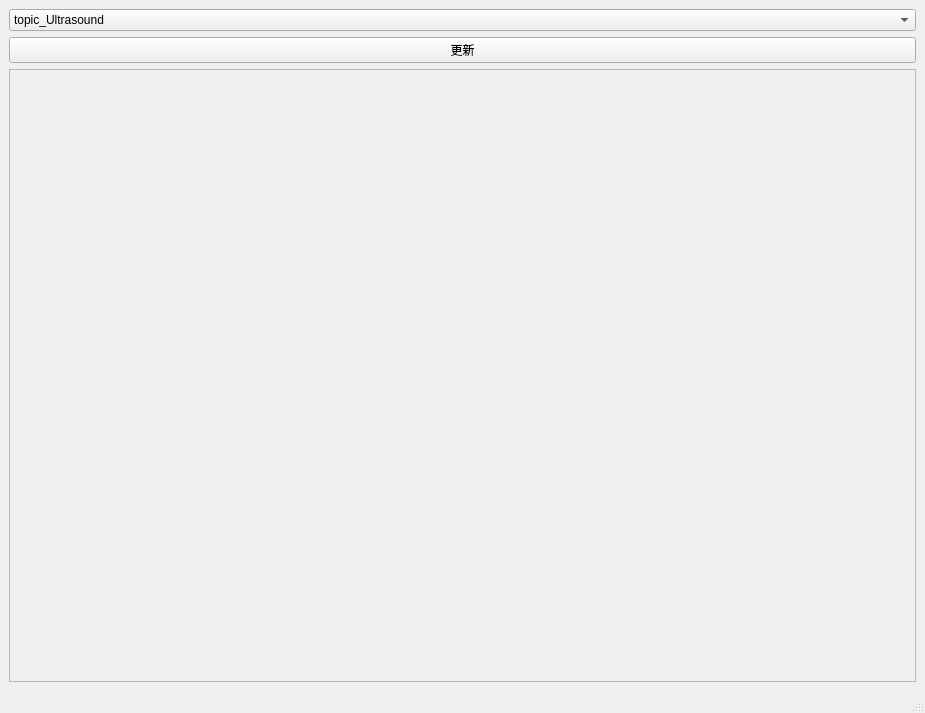
Above: ws/src/ros_qt_sen/src/mainwindow.ui from cocobird231/RV1-gui before the change. Below: the same form after it.
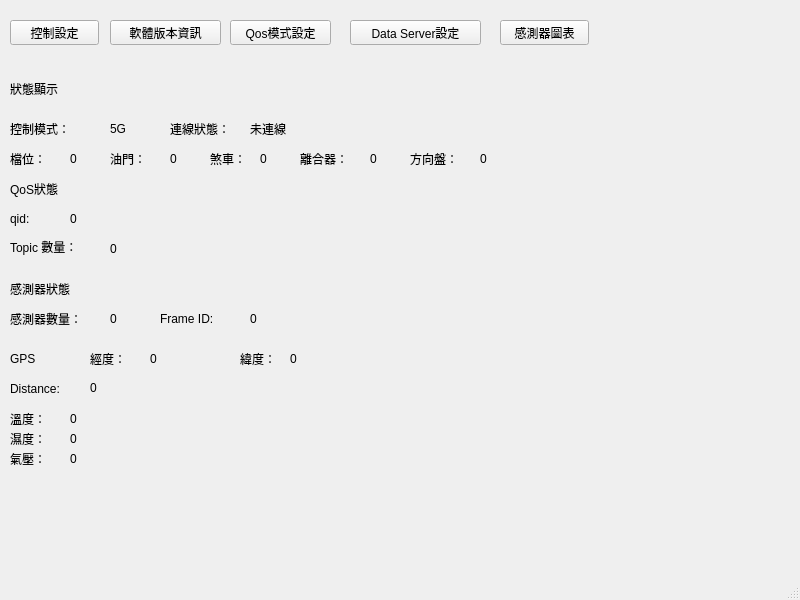
That is the form after the change.

Commit message: GUI主畫面更新

What changed in the file:
```diff
--- a/ws/src/ros_qt_sen/src/mainwindow.ui
+++ b/ws/src/ros_qt_sen/src/mainwindow.ui
@@ -6,69 +6,583 @@
    <rect>
     <x>0</x>
     <y>0</y>
-    <width>925</width>
-    <height>713</height>
+    <width>800</width>
+    <height>600</height>
    </rect>
   </property>
   <property name="windowTitle">
    <string>MainWindow</string>
   </property>
   <widget class="QWidget" name="centralwidget">
-   <layout class="QHBoxLayout" name="horizontalLayout">
-    <item>
-     <layout class="QVBoxLayout" name="verticalLayout">
-      <item>
-       <widget class="QComboBox" name="comboBox">
-        <item>
-         <property name="text">
-          <string>topic_Ultrasound</string>
-         </property>
-        </item>
-        <item>
-         <property name="text">
-          <string>topic_ENV</string>
-         </property>
-        </item>
-       </widget>
-      </item>
-      <item>
-       <widget class="QPushButton" name="pushButton">
-        <property name="text">
-         <string>更新</string>
-        </property>
-       </widget>
-      </item>
-      <item>
-       <widget class="QScrollArea" name="scrollArea">
-        <property name="widgetResizable">
-         <bool>true</bool>
-        </property>
-        <widget class="QWidget" name="scrollAreaWidgetContents">
-         <property name="geometry">
-          <rect>
-           <x>0</x>
-           <y>0</y>
-           <width>903</width>
-           <height>601</height>
-          </rect>
-         </property>
-         <property name="minimumSize">
-          <size>
-           <width>800</width>
-           <height>600</height>
-          </size>
-         </property>
-         <layout class="QHBoxLayout" name="horizontalLayout_2">
-          <item>
-           <layout class="QVBoxLayout" name="verticalLayout_2"/>
-          </item>
-         </layout>
-        </widget>
-       </widget>
-      </item>
-     </layout>
-    </item>
-   </layout>
+   <widget class="QPushButton" name="pushButton">
+    <property name="geometry">
+     <rect>
+      <x>230</x>
+      <y>20</y>
+      <width>101</width>
+      <height>25</height>
+     </rect>
+    </property>
+    <property name="text">
+     <string>Qos模式設定</string>
+    </property>
+   </widget>
+   <widget class="QPushButton" name="pushButton_2">
+    <property name="geometry">
+     <rect>
+      <x>10</x>
+      <y>20</y>
+      <width>89</width>
+      <height>25</height>
+     </rect>
+    </property>
+    <property name="text">
+     <string>控制設定</string>
+    </property>
+   </widget>
+   <widget class="QPushButton" name="pushButton_3">
+    <property name="geometry">
+     <rect>
+      <x>110</x>
+      <y>20</y>
+      <width>111</width>
+      <height>25</height>
+     </rect>
+    </property>
+    <property name="text">
+     <string>軟體版本資訊</string>
+    </property>
+   </widget>
+   <widget class="QPushButton" name="pushButton_4">
+    <property name="geometry">
+     <rect>
+      <x>350</x>
+      <y>20</y>
+      <width>131</width>
+      <height>25</height>
+     </rect>
+    </property>
+    <property name="text">
+     <string>Data Server設定</string>
+    </property>
+   </widget>
+   <widget class="QLabel" name="label">
+    <property name="geometry">
+     <rect>
+      <x>10</x>
+      <y>80</y>
+      <width>67</width>
+      <height>17</height>
+     </rect>
+    </property>
+    <property name="text">
+     <string>狀態顯示</string>
+    </property>
+   </widget>
+   <widget class="QLabel" name="label_2">
+    <property name="geometry">
+     <rect>
+      <x>10</x>
+      <y>120</y>
+      <width>91</width>
+      <height>17</height>
+     </rect>
+    </property>
+    <property name="text">
+     <string>控制模式：</string>
+    </property>
+   </widget>
+   <widget class="QLabel" name="label_3">
+    <property name="geometry">
+     <rect>
+      <x>110</x>
+      <y>120</y>
+      <width>61</width>
+      <height>17</height>
+     </rect>
+    </property>
+    <property name="text">
+     <string>5G</string>
+    </property>
+   </widget>
+   <widget class="QLabel" name="label_4">
+    <property name="geometry">
+     <rect>
+      <x>170</x>
+      <y>120</y>
+      <width>91</width>
+      <height>17</height>
+     </rect>
+    </property>
+    <property name="text">
+     <string>連線狀態：</string>
+    </property>
+   </widget>
+   <widget class="QLabel" name="label_5">
+    <property name="geometry">
+     <rect>
+      <x>250</x>
+      <y>120</y>
+      <width>67</width>
+      <height>17</height>
+     </rect>
+    </property>
+    <property name="text">
+     <string>未連線</string>
+    </property>
+   </widget>
+   <widget class="QLabel" name="label_6">
+    <property name="geometry">
+     <rect>
+      <x>10</x>
+      <y>180</y>
+      <width>67</width>
+      <height>17</height>
+     </rect>
+    </property>
+    <property name="text">
+     <string>QoS狀態</string>
+    </property>
+   </widget>
+   <widget class="QLabel" name="label_7">
+    <property name="geometry">
+     <rect>
+      <x>10</x>
+      <y>210</y>
+      <width>67</width>
+      <height>17</height>
+     </rect>
+    </property>
+    <property name="text">
+     <string>qid:</string>
+    </property>
+   </widget>
+   <widget class="QLabel" name="label_8">
+    <property name="geometry">
+     <rect>
+      <x>70</x>
+      <y>210</y>
+      <width>67</width>
+      <height>17</height>
+     </rect>
+    </property>
+    <property name="text">
+     <string>0</string>
+    </property>
+   </widget>
+   <widget class="QLabel" name="label_9">
+    <property name="geometry">
+     <rect>
+      <x>10</x>
+      <y>237</y>
+      <width>91</width>
+      <height>20</height>
+     </rect>
+    </property>
+    <property name="text">
+     <string>Topic 數量：</string>
+    </property>
+   </widget>
+   <widget class="QLabel" name="label_10">
+    <property name="geometry">
+     <rect>
+      <x>110</x>
+      <y>240</y>
+      <width>41</width>
+      <height>17</height>
+     </rect>
+    </property>
+    <property name="text">
+     <string>0</string>
+    </property>
+   </widget>
+   <widget class="QLabel" name="label_11">
+    <property name="geometry">
+     <rect>
+      <x>10</x>
+      <y>280</y>
+      <width>91</width>
+      <height>17</height>
+     </rect>
+    </property>
+    <property name="text">
+     <string>感測器狀態</string>
+    </property>
+   </widget>
+   <widget class="QLabel" name="label_12">
+    <property name="geometry">
+     <rect>
+      <x>10</x>
+      <y>310</y>
+      <width>91</width>
+      <height>17</height>
+     </rect>
+    </property>
+    <property name="text">
+     <string>感測器數量：</string>
+    </property>
+   </widget>
+   <widget class="QLabel" name="label_13">
+    <property name="geometry">
+     <rect>
+      <x>110</x>
+      <y>310</y>
+      <width>67</width>
+      <height>17</height>
+     </rect>
+    </property>
+    <property name="text">
+     <string>0</string>
+    </property>
+   </widget>
+   <widget class="QLabel" name="label_14">
+    <property name="geometry">
+     <rect>
+      <x>160</x>
+      <y>310</y>
+      <width>67</width>
+      <height>17</height>
+     </rect>
+    </property>
+    <property name="text">
+     <string>Frame ID:</string>
+    </property>
+   </widget>
+   <widget class="QLabel" name="label_15">
+    <property name="geometry">
+     <rect>
+      <x>250</x>
+      <y>310</y>
+      <width>67</width>
+      <height>17</height>
+     </rect>
+    </property>
+    <property name="text">
+     <string>0</string>
+    </property>
+   </widget>
+   <widget class="QLabel" name="label_16">
+    <property name="geometry">
+     <rect>
+      <x>10</x>
+      <y>350</y>
+      <width>67</width>
+      <height>17</height>
+     </rect>
+    </property>
+    <property name="text">
+     <string>GPS</string>
+    </property>
+   </widget>
+   <widget class="QLabel" name="label_17">
+    <property name="geometry">
+     <rect>
+      <x>90</x>
+      <y>350</y>
+      <width>67</width>
+      <height>17</height>
+     </rect>
+    </property>
+    <property name="text">
+     <string>經度：</string>
+    </property>
+   </widget>
+   <widget class="QLabel" name="label_18">
+    <property name="geometry">
+     <rect>
+      <x>240</x>
+      <y>350</y>
+      <width>67</width>
+      <height>17</height>
+     </rect>
+    </property>
+    <property name="text">
+     <string>緯度：</string>
+    </property>
+   </widget>
+   <widget class="QLabel" name="label_19">
+    <property name="geometry">
+     <rect>
+      <x>150</x>
+      <y>350</y>
+      <width>67</width>
+      <height>17</height>
+     </rect>
+    </property>
+    <property name="text">
+     <string>0</string>
+    </property>
+   </widget>
+   <widget class="QLabel" name="label_20">
+    <property name="geometry">
+     <rect>
+      <x>290</x>
+      <y>350</y>
+      <width>67</width>
+      <height>17</height>
+     </rect>
+    </property>
+    <property name="text">
+     <string>0</string>
+    </property>
+   </widget>
+   <widget class="QLabel" name="label_21">
+    <property name="geometry">
+     <rect>
+      <x>10</x>
+      <y>380</y>
+      <width>67</width>
+      <height>17</height>
+     </rect>
+    </property>
+    <property name="text">
+     <string>Distance:</string>
+    </property>
+   </widget>
+   <widget class="QLabel" name="label_22">
+    <property name="geometry">
+     <rect>
+      <x>90</x>
+      <y>380</y>
+      <width>67</width>
+      <height>16</height>
+     </rect>
+    </property>
+    <property name="text">
+     <string>0</string>
+    </property>
+   </widget>
+   <widget class="QLabel" name="label_23">
+    <property name="geometry">
+     <rect>
+      <x>10</x>
+      <y>410</y>
+      <width>67</width>
+      <height>17</height>
+     </rect>
+    </property>
+    <property name="text">
+     <string>溫度：</string>
+    </property>
+   </widget>
+   <widget class="QLabel" name="label_24">
+    <property name="geometry">
+     <rect>
+      <x>70</x>
+      <y>410</y>
+      <width>67</width>
+      <height>17</height>
+     </rect>
+    </property>
+    <property name="text">
+     <string>0</string>
+    </property>
+   </widget>
+   <widget class="QLabel" name="label_25">
+    <property name="geometry">
+     <rect>
+      <x>10</x>
+      <y>430</y>
+      <width>67</width>
+      <height>17</height>
+     </rect>
+    </property>
+    <property name="text">
+     <string>濕度：</string>
+    </property>
+   </widget>
+   <widget class="QLabel" name="label_26">
+    <property name="geometry">
+     <rect>
+      <x>70</x>
+      <y>430</y>
+      <width>67</width>
+      <height>17</height>
+     </rect>
+    </property>
+    <property name="text">
+     <string>0</string>
+    </property>
+   </widget>
+   <widget class="QLabel" name="label_27">
+    <property name="geometry">
+     <rect>
+      <x>10</x>
+      <y>450</y>
+      <width>67</width>
+      <height>17</height>
+     </rect>
+    </property>
+    <property name="text">
+     <string>氣壓：</string>
+    </property>
+   </widget>
+   <widget class="QLabel" name="label_28">
+    <property name="geometry">
+     <rect>
+      <x>70</x>
+      <y>450</y>
+      <width>67</width>
+      <height>17</height>
+     </rect>
+    </property>
+    <property name="text">
+     <string>0</string>
+    </property>
+   </widget>
+   <widget class="QLabel" name="label_29">
+    <property name="geometry">
+     <rect>
+      <x>10</x>
+      <y>150</y>
+      <width>51</width>
+      <height>17</height>
+     </rect>
+    </property>
+    <property name="text">
+     <string>檔位：</string>
+    </property>
+   </widget>
+   <widget class="QLabel" name="label_30">
+    <property name="geometry">
+     <rect>
+      <x>70</x>
+      <y>150</y>
+      <width>31</width>
+      <height>17</height>
+     </rect>
+    </property>
+    <property name="text">
+     <string>0</string>
+    </property>
+   </widget>
+   <widget class="QLabel" name="label_31">
+    <property name="geometry">
+     <rect>
+      <x>110</x>
+      <y>150</y>
+      <width>51</width>
+      <height>17</height>
+     </rect>
+    </property>
+    <property name="text">
+     <string>油門：</string>
+    </property>
+   </widget>
+   <widget class="QLabel" name="label_32">
+    <property name="geometry">
+     <rect>
+      <x>170</x>
+      <y>150</y>
+      <width>31</width>
+      <height>17</height>
+     </rect>
+    </property>
+    <property name="text">
+     <string>0</string>
+    </property>
+   </widget>
+   <widget class="QLabel" name="label_33">
+    <property name="geometry">
+     <rect>
+      <x>210</x>
+      <y>150</y>
+      <width>51</width>
+      <height>17</height>
+     </rect>
+    </property>
+    <property name="text">
+     <string>煞車：</string>
+    </property>
+   </widget>
+   <widget class="QLabel" name="label_34">
+    <property name="geometry">
+     <rect>
+      <x>260</x>
+      <y>150</y>
+      <width>31</width>
+      <height>17</height>
+     </rect>
+    </property>
+    <property name="text">
+     <string>0</string>
+    </property>
+   </widget>
+   <widget class="QLabel" name="label_35">
+    <property name="geometry">
+     <rect>
+      <x>300</x>
+      <y>150</y>
+      <width>67</width>
+      <height>17</height>
+     </rect>
+    </property>
+    <property name="text">
+     <string>離合器：</string>
+    </property>
+   </widget>
+   <widget class="QLabel" name="label_36">
+    <property name="geometry">
+     <rect>
+      <x>370</x>
+      <y>150</y>
+      <width>21</width>
+      <height>17</height>
+     </rect>
+    </property>
+    <property name="text">
+     <string>0</string>
+    </property>
+   </widget>
+   <widget class="QLabel" name="label_37">
+    <property name="geometry">
+     <rect>
+      <x>410</x>
+      <y>150</y>
+      <width>67</width>
+      <height>17</height>
+     </rect>
+    </property>
+    <property name="text">
+     <string>方向盤：</string>
+    </property>
+   </widget>
+   <widget class="QLabel" name="label_38">
+    <property name="geometry">
+     <rect>
+      <x>480</x>
+      <y>150</y>
+      <width>41</width>
+      <height>17</height>
+     </rect>
+    </property>
+    <property name="text">
+     <string>0</string>
+    </property>
+   </widget>
+   <widget class="QPushButton" name="pushButton_5">
+    <property name="geometry">
+     <rect>
+      <x>500</x>
+      <y>20</y>
+      <width>89</width>
+      <height>25</height>
+     </rect>
+    </property>
+    <property name="text">
+     <string>感測器圖表</string>
+    </property>
+   </widget>
+  </widget>
+  <widget class="QMenuBar" name="menubar">
+   <property name="geometry">
+    <rect>
+     <x>0</x>
+     <y>0</y>
+     <width>800</width>
+     <height>28</height>
+    </rect>
+   </property>
   </widget>
   <widget class="QStatusBar" name="statusbar"/>
  </widget>
```
The commit also changes 28 other files.
